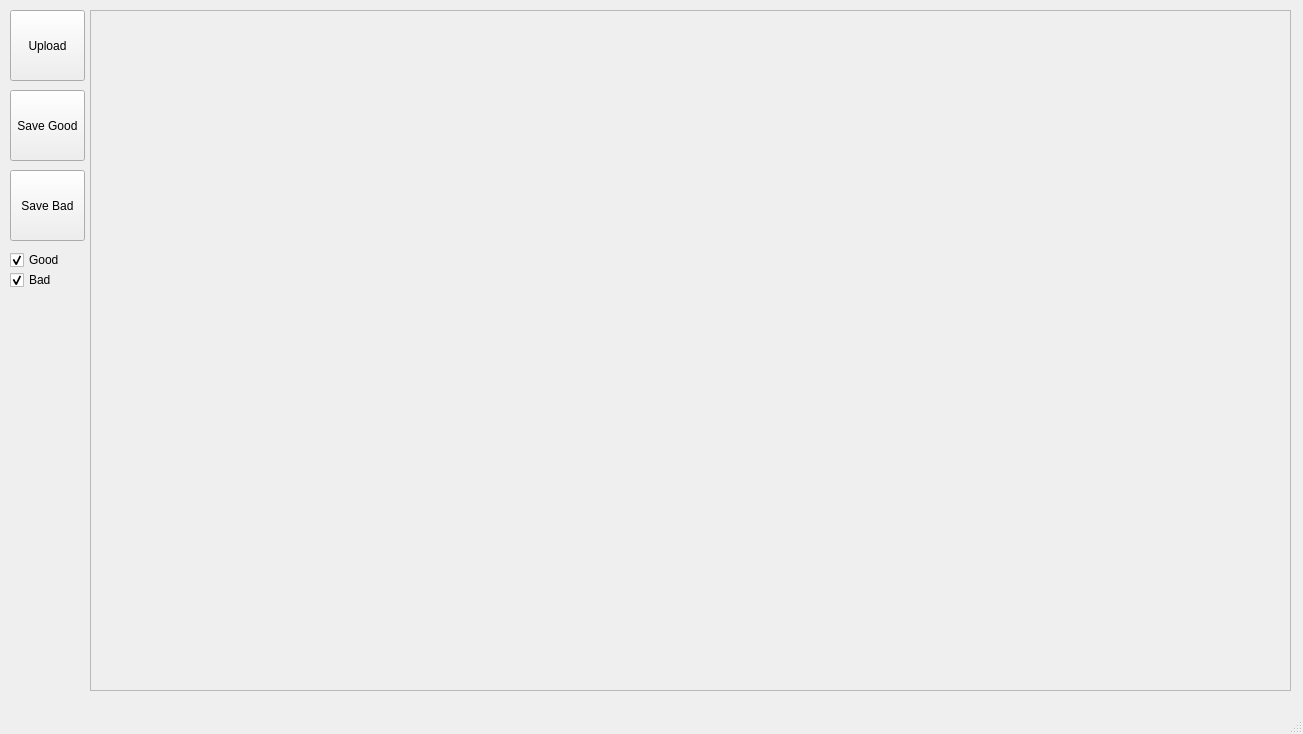
zhg-kj/BioLabel, file mainwindow.ui: the form before one commit.
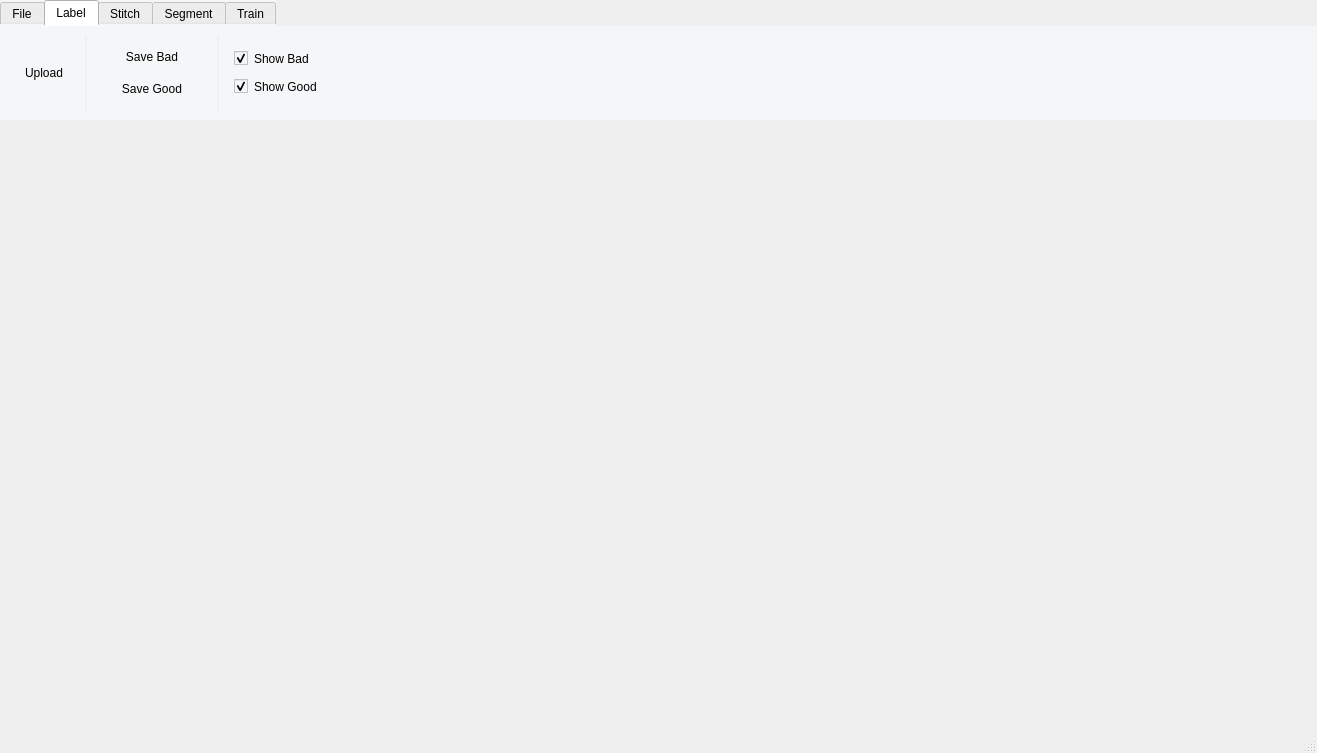
The form after the commit. The open tabs and pages were chosen to show the change. Icons and pictures are not drawn.

```diff
--- a/mainwindow.ui
+++ b/mainwindow.ui
@@ -6,14 +6,14 @@
    <rect>
     <x>0</x>
     <y>0</y>
-    <width>1303</width>
-    <height>734</height>
+    <width>1317</width>
+    <height>753</height>
    </rect>
   </property>
   <property name="sizePolicy">
    <sizepolicy hsizetype="Preferred" vsizetype="Preferred">
     <horstretch>0</horstretch>
-    <verstretch>0</verstretch>
+    <verstretch>3</verstretch>
    </sizepolicy>
   </property>
   <property name="windowTitle">
@@ -26,155 +26,470 @@
      <verstretch>0</verstretch>
     </sizepolicy>
    </property>
-   <widget class="QPushButton" name="uploadButton">
-    <property name="geometry">
-     <rect>
-      <x>10</x>
-      <y>10</y>
-      <width>75</width>
-      <height>71</height>
-     </rect>
+   <property name="styleSheet">
+    <string notr="true"/>
+   </property>
+   <layout class="QVBoxLayout" name="verticalLayout">
+    <property name="spacing">
+     <number>0</number>
     </property>
-    <property name="text">
-     <string>Upload</string>
+    <property name="leftMargin">
+     <number>0</number>
     </property>
-   </widget>
-   <widget class="QPushButton" name="saveGoodButton">
-    <property name="geometry">
-     <rect>
-      <x>10</x>
-      <y>90</y>
-      <width>75</width>
-      <height>71</height>
-     </rect>
+    <property name="topMargin">
+     <number>0</number>
     </property>
-    <property name="text">
-     <string>Save Good</string>
+    <property name="rightMargin">
+     <number>0</number>
     </property>
-   </widget>
-   <widget class="QScrollArea" name="scrollArea">
-    <property name="geometry">
-     <rect>
-      <x>90</x>
-      <y>10</y>
-      <width>1201</width>
-      <height>681</height>
-     </rect>
+    <property name="bottomMargin">
+     <number>0</number>
     </property>
-    <property name="sizePolicy">
-     <sizepolicy hsizetype="MinimumExpanding" vsizetype="MinimumExpanding">
-      <horstretch>0</horstretch>
-      <verstretch>0</verstretch>
-     </sizepolicy>
-    </property>
-    <property name="maximumSize">
-     <size>
-      <width>16777215</width>
-      <height>16777215</height>
-     </size>
-    </property>
-    <property name="sizeIncrement">
-     <size>
-      <width>0</width>
-      <height>0</height>
-     </size>
-    </property>
-    <property name="widgetResizable">
-     <bool>true</bool>
-    </property>
-    <widget class="QWidget" name="scrollAreaWidgetContents">
-     <property name="geometry">
-      <rect>
-       <x>0</x>
-       <y>0</y>
-       <width>1199</width>
-       <height>679</height>
-      </rect>
-     </property>
-     <property name="sizePolicy">
-      <sizepolicy hsizetype="Preferred" vsizetype="Preferred">
-       <horstretch>0</horstretch>
-       <verstretch>0</verstretch>
-      </sizepolicy>
-     </property>
-     <widget class="QWidget" name="gridLayoutWidget">
-      <property name="geometry">
-       <rect>
-        <x>0</x>
-        <y>0</y>
-        <width>1201</width>
-        <height>681</height>
-       </rect>
+    <item>
+     <widget class="QTabWidget" name="tabWidget">
+      <property name="sizePolicy">
+       <sizepolicy hsizetype="Expanding" vsizetype="Fixed">
+        <horstretch>0</horstretch>
+        <verstretch>0</verstretch>
+       </sizepolicy>
       </property>
-      <layout class="QGridLayout" name="gridLayout">
-       <property name="leftMargin">
-        <number>20</number>
+      <property name="minimumSize">
+       <size>
+        <width>0</width>
+        <height>120</height>
+       </size>
+      </property>
+      <property name="autoFillBackground">
+       <bool>false</bool>
+      </property>
+      <property name="styleSheet">
+       <string notr="true">background-color: rgb(245, 246, 247);
+border: none;</string>
+      </property>
+      <property name="tabPosition">
+       <enum>QTabWidget::North</enum>
+      </property>
+      <property name="tabShape">
+       <enum>QTabWidget::Rounded</enum>
+      </property>
+      <property name="currentIndex">
+       <number>2</number>
+      </property>
+      <property name="elideMode">
+       <enum>Qt::ElideNone</enum>
+      </property>
+      <property name="usesScrollButtons">
+       <bool>true</bool>
+      </property>
+      <widget class="QWidget" name="file">
+       <property name="styleSheet">
+        <string notr="true"/>
        </property>
-       <property name="topMargin">
-        <number>20</number>
+       <attribute name="title">
+        <string>File</string>
+       </attribute>
+      </widget>
+      <widget class="QWidget" name="label">
+       <attribute name="title">
+        <string>Label</string>
+       </attribute>
+       <layout class="QHBoxLayout" name="horizontalLayout">
+        <item>
+         <widget class="QToolButton" name="uploadButton">
+          <property name="sizePolicy">
+           <sizepolicy hsizetype="Fixed" vsizetype="Expanding">
+            <horstretch>0</horstretch>
+            <verstretch>0</verstretch>
+           </sizepolicy>
+          </property>
+          <property name="minimumSize">
+           <size>
+            <width>70</width>
+            <height>0</height>
+           </size>
+          </property>
+          <property name="cursor">
+           <cursorShape>PointingHandCursor</cursorShape>
+          </property>
+          <property name="styleSheet">
+           <string notr="true">:hover {
+    border: 1px solid rgb(99, 162, 227);
+    background-color: rgb(192, 214, 236); 
+}</string>
+          </property>
+          <property name="text">
+           <string>Upload</string>
+          </property>
+          <property name="icon">
+           <iconset resource="icons.qrc">
+            <normaloff>:/add.png</normaloff>:/add.png</iconset>
+          </property>
+          <property name="iconSize">
+           <size>
+            <width>25</width>
+            <height>25</height>
+           </size>
+          </property>
+          <property name="toolButtonStyle">
+           <enum>Qt::ToolButtonTextUnderIcon</enum>
+          </property>
+          <property name="arrowType">
+           <enum>Qt::NoArrow</enum>
+          </property>
+         </widget>
+        </item>
+        <item>
+         <widget class="Line" name="line">
+          <property name="minimumSize">
+           <size>
+            <width>0</width>
+            <height>0</height>
+           </size>
+          </property>
+          <property name="maximumSize">
+           <size>
+            <width>2</width>
+            <height>16777215</height>
+           </size>
+          </property>
+          <property name="styleSheet">
+           <string notr="true">background-color: rgb(240, 240, 240);</string>
+          </property>
+          <property name="frameShadow">
+           <enum>QFrame::Plain</enum>
+          </property>
+          <property name="lineWidth">
+           <number>0</number>
+          </property>
+          <property name="orientation">
+           <enum>Qt::Vertical</enum>
+          </property>
+         </widget>
+        </item>
+        <item>
+         <widget class="QWidget" name="verticalWidget" native="true">
+          <property name="sizePolicy">
+           <sizepolicy hsizetype="Fixed" vsizetype="Preferred">
+            <horstretch>0</horstretch>
+            <verstretch>0</verstretch>
+           </sizepolicy>
+          </property>
+          <property name="minimumSize">
+           <size>
+            <width>100</width>
+            <height>0</height>
+           </size>
+          </property>
+          <layout class="QVBoxLayout" name="verticalLayout_3">
+           <item>
+            <widget class="QPushButton" name="saveBadButton">
+             <property name="sizePolicy">
+              <sizepolicy hsizetype="Fixed" vsizetype="Expanding">
+               <horstretch>0</horstretch>
+               <verstretch>0</verstretch>
+              </sizepolicy>
+             </property>
+             <property name="minimumSize">
+              <size>
+               <width>100</width>
+               <height>0</height>
+              </size>
+             </property>
+             <property name="cursor">
+              <cursorShape>PointingHandCursor</cursorShape>
+             </property>
+             <property name="styleSheet">
+              <string notr="true">:hover {
+    border: 1px solid rgb(99, 162, 227);
+    background-color: rgb(192, 214, 236); 
+}</string>
+             </property>
+             <property name="text">
+              <string>Save Bad</string>
+             </property>
+             <property name="flat">
+              <bool>false</bool>
+             </property>
+            </widget>
+           </item>
+           <item>
+            <widget class="QPushButton" name="saveGoodButton">
+             <property name="sizePolicy">
+              <sizepolicy hsizetype="Fixed" vsizetype="Expanding">
+               <horstretch>0</horstretch>
+               <verstretch>0</verstretch>
+              </sizepolicy>
+             </property>
+             <property name="minimumSize">
+              <size>
+               <width>100</width>
+               <height>0</height>
+              </size>
+             </property>
+             <property name="cursor">
+              <cursorShape>PointingHandCursor</cursorShape>
+             </property>
+             <property name="styleSheet">
+              <string notr="true">:hover {
+    border: 1px solid rgb(99, 162, 227);
+    background-color: rgb(192, 214, 236); 
+}</string>
+             </property>
+             <property name="text">
+              <string>Save Good</string>
+             </property>
+            </widget>
+           </item>
+          </layout>
+         </widget>
+        </item>
+        <item>
+         <widget class="Line" name="line_2">
+          <property name="maximumSize">
+           <size>
+            <width>2</width>
+            <height>16777215</height>
+           </size>
+          </property>
+          <property name="styleSheet">
+           <string notr="true">background-color: rgb(240, 240, 240);</string>
+          </property>
+          <property name="lineWidth">
+           <number>0</number>
+          </property>
+          <property name="orientation">
+           <enum>Qt::Vertical</enum>
+          </property>
+         </widget>
+        </item>
+        <item>
+         <widget class="QWidget" name="verticalWidget" native="true">
+          <property name="sizePolicy">
+           <sizepolicy hsizetype="Fixed" vsizetype="Preferred">
+            <horstretch>0</horstretch>
+            <verstretch>0</verstretch>
+           </sizepolicy>
+          </property>
+          <layout class="QVBoxLayout" name="verticalLayout_2">
+           <item>
+            <widget class="QCheckBox" name="badCheckBox">
+             <property name="cursor">
+              <cursorShape>PointingHandCursor</cursorShape>
+             </property>
+             <property name="text">
+              <string>Show Bad</string>
+             </property>
+             <property name="checked">
+              <bool>true</bool>
+             </property>
+             <property name="tristate">
+              <bool>false</bool>
+             </property>
+            </widget>
+           </item>
+           <item>
+            <widget class="QCheckBox" name="goodCheckBox">
+             <property name="cursor">
+              <cursorShape>PointingHandCursor</cursorShape>
+             </property>
+             <property name="text">
+              <string>Show Good</string>
+             </property>
+             <property name="checked">
+              <bool>true</bool>
+             </property>
+             <property name="tristate">
+              <bool>false</bool>
+             </property>
+            </widget>
+           </item>
+          </layout>
+         </widget>
+        </item>
+        <item>
+         <spacer name="horizontalSpacer_2">
+          <property name="orientation">
+           <enum>Qt::Horizontal</enum>
+          </property>
+          <property name="sizeHint" stdset="0">
+           <size>
+            <width>40</width>
+            <height>20</height>
+           </size>
+          </property>
+         </spacer>
+        </item>
+       </layout>
+      </widget>
+      <widget class="QWidget" name="stitch">
+       <attribute name="title">
+        <string>Stitch</string>
+       </attribute>
+       <layout class="QHBoxLayout" name="horizontalLayout_2">
+        <item>
+         <widget class="QToolButton" name="stitchButton">
+          <property name="sizePolicy">
+           <sizepolicy hsizetype="Fixed" vsizetype="Expanding">
+            <horstretch>0</horstretch>
+            <verstretch>0</verstretch>
+           </sizepolicy>
+          </property>
+          <property name="minimumSize">
+           <size>
+            <width>70</width>
+            <height>0</height>
+           </size>
+          </property>
+          <property name="cursor">
+           <cursorShape>PointingHandCursor</cursorShape>
+          </property>
+          <property name="styleSheet">
+           <string notr="true">:hover {
+    border: 1px solid rgb(99, 162, 227);
+    background-color: rgb(192, 214, 236); 
+}</string>
+          </property>
+          <property name="text">
+           <string>Stitch</string>
+          </property>
+          <property name="icon">
+           <iconset resource="icons.qrc">
+            <normaloff>:/stitches.png</normaloff>:/stitches.png</iconset>
+          </property>
+          <property name="iconSize">
+           <size>
+            <width>35</width>
+            <height>35</height>
+           </size>
+          </property>
+          <property name="toolButtonStyle">
+           <enum>Qt::ToolButtonTextUnderIcon</enum>
+          </property>
+         </widget>
+        </item>
+        <item>
+         <widget class="Line" name="line_3">
+          <property name="minimumSize">
+           <size>
+            <width>2</width>
+            <height>0</height>
+           </size>
+          </property>
+          <property name="styleSheet">
+           <string notr="true">background-color: rgb(240, 240, 240);</string>
+          </property>
+          <property name="lineWidth">
+           <number>0</number>
+          </property>
+          <property name="orientation">
+           <enum>Qt::Vertical</enum>
+          </property>
+         </widget>
+        </item>
+        <item>
+         <spacer name="horizontalSpacer">
+          <property name="orientation">
+           <enum>Qt::Horizontal</enum>
+          </property>
+          <property name="sizeHint" stdset="0">
+           <size>
+            <width>40</width>
+            <height>20</height>
+           </size>
+          </property>
+         </spacer>
+        </item>
+       </layout>
+      </widget>
+      <widget class="QWidget" name="segment">
+       <attribute name="title">
+        <string>Segment</string>
+       </attribute>
+      </widget>
+      <widget class="QWidget" name="train">
+       <attribute name="title">
+        <string>Train</string>
+       </attribute>
+      </widget>
+     </widget>
+    </item>
+    <item>
+     <widget class="QScrollArea" name="scrollArea">
+      <property name="sizePolicy">
+       <sizepolicy hsizetype="MinimumExpanding" vsizetype="MinimumExpanding">
+        <horstretch>0</horstretch>
+        <verstretch>0</verstretch>
+       </sizepolicy>
+      </property>
+      <property name="maximumSize">
+       <size>
+        <width>16777215</width>
+        <height>16777215</height>
+       </size>
+      </property>
+      <property name="sizeIncrement">
+       <size>
+        <width>0</width>
+        <height>0</height>
+       </size>
+      </property>
+      <property name="frameShape">
+       <enum>QFrame::NoFrame</enum>
+      </property>
+      <property name="frameShadow">
+       <enum>QFrame::Plain</enum>
+      </property>
+      <property name="lineWidth">
+       <number>0</number>
+      </property>
+      <property name="widgetResizable">
+       <bool>true</bool>
+      </property>
+      <widget class="QWidget" name="scrollAreaWidgetContents">
+       <property name="geometry">
+        <rect>
+         <x>0</x>
+         <y>0</y>
+         <width>1317</width>
+         <height>590</height>
+        </rect>
        </property>
-       <property name="rightMargin">
-        <number>20</number>
+       <property name="sizePolicy">
+        <sizepolicy hsizetype="Expanding" vsizetype="Expanding">
+         <horstretch>0</horstretch>
+         <verstretch>0</verstretch>
+        </sizepolicy>
        </property>
-       <property name="bottomMargin">
-        <number>20</number>
-       </property>
-      </layout>
+       <widget class="QWidget" name="gridLayoutWidget">
+        <property name="geometry">
+         <rect>
+          <x>0</x>
+          <y>0</y>
+          <width>1321</width>
+          <height>591</height>
+         </rect>
+        </property>
+        <layout class="QGridLayout" name="gridLayout">
+         <property name="leftMargin">
+          <number>20</number>
+         </property>
+         <property name="topMargin">
+          <number>20</number>
+         </property>
+         <property name="rightMargin">
+          <number>20</number>
+         </property>
+         <property name="bottomMargin">
+          <number>20</number>
+         </property>
+        </layout>
+       </widget>
+      </widget>
      </widget>
-    </widget>
-   </widget>
-   <widget class="QPushButton" name="saveBadButton">
-    <property name="geometry">
-     <rect>
-      <x>10</x>
-      <y>170</y>
-      <width>75</width>
-      <height>71</height>
-     </rect>
-    </property>
-    <property name="text">
-     <string>Save Bad</string>
-    </property>
-   </widget>
-   <widget class="QCheckBox" name="goodCheckBox">
-    <property name="geometry">
-     <rect>
-      <x>10</x>
-      <y>250</y>
-      <width>71</width>
-      <height>20</height>
-     </rect>
-    </property>
-    <property name="text">
-     <string>Good</string>
-    </property>
-    <property name="checked">
-     <bool>true</bool>
-    </property>
-    <property name="tristate">
-     <bool>false</bool>
-    </property>
-   </widget>
-   <widget class="QCheckBox" name="badCheckBox">
-    <property name="geometry">
-     <rect>
-      <x>10</x>
-      <y>270</y>
-      <width>71</width>
-      <height>20</height>
-     </rect>
-    </property>
-    <property name="text">
-     <string>Bad</string>
-    </property>
-    <property name="checked">
-     <bool>true</bool>
-    </property>
-    <property name="tristate">
-     <bool>false</bool>
-    </property>
-   </widget>
+    </item>
+   </layout>
   </widget>
+  <widget class="QStatusBar" name="statusbar"/>
   <widget class="QMenuBar" name="menubar">
    <property name="geometry">
     <rect>
@@ -185,7 +500,6 @@
     </rect>
    </property>
   </widget>
-  <widget class="QStatusBar" name="statusbar"/>
  </widget>
  <resources/>
  <connections/>
```
Left out of the diff: 8 changed lines with no effect on the pictures.
